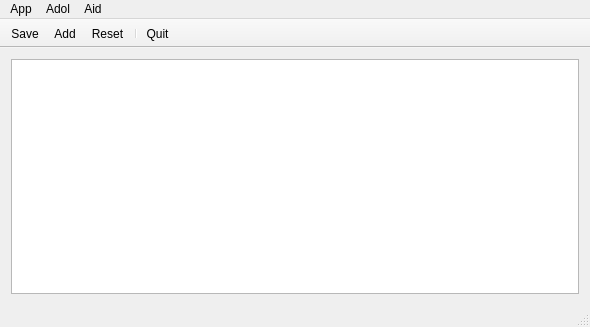
baddwin/adolpulza, file mainwindow.ui: the form before one commit.
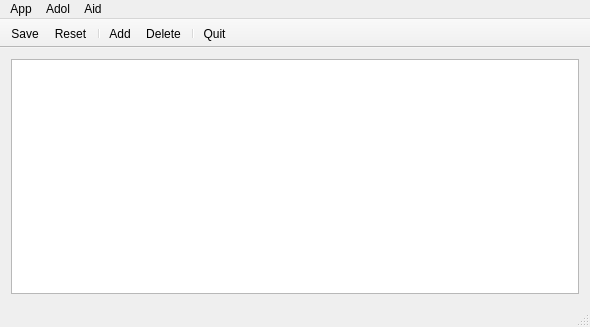
The form after the commit. Icons and pictures are not drawn.

```diff
--- a/mainwindow.ui
+++ b/mainwindow.ui
@@ -78,9 +78,11 @@
     <bool>false</bool>
    </attribute>
    <addaction name="actionSave"/>
-   <addaction name="actionAdd"/>
    <addaction name="actionReset"/>
    <addaction name="separator"/>
+   <addaction name="actionAdd"/>
+   <addaction name="actionDelete"/>
+   <addaction name="separator"/>
    <addaction name="actionQuit"/>
   </widget>
   <widget class="QStatusBar" name="statusBar"/>
@@ -139,6 +141,11 @@
     <string>Reset</string>
    </property>
   </action>
+  <action name="actionDelete">
+   <property name="text">
+    <string>Delete</string>
+   </property>
+  </action>
  </widget>
  <layoutdefault spacing="6" margin="11"/>
  <resources/>
```
Left out of the diff: 17 changed lines with no effect on the pictures.
